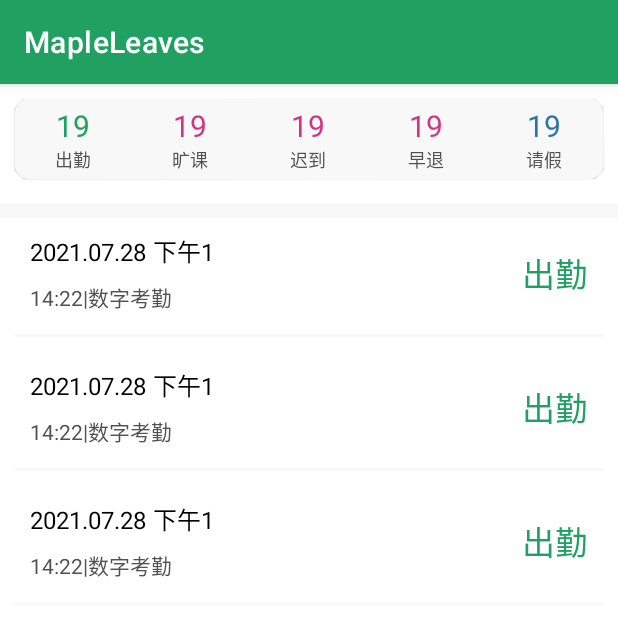
After one commit to snakefch/MapleLeaves, an Android app: the CheckWorkAttendanceActivity screen opened directly, with no data from a screen before it, on a phone screen of 412 x 824 dp, the top half of it. The commit adds this screen. Run offline under Robolectric (Android 15) with nearby library versions, the phone set to English and light mode, and no system bars.

Commit message:
添加考勤页面，优化其他页面
Signed-off-by: Bamboo <1472902174@qq.com>

```diff
--- /dev/null
+++ b/app/src/main/java/com/example/mapleleaves/logic/model/Check.kt
@@ -0,0 +1,3 @@
+package com.example.mapleleaves.logic.model
+
+class Check (val title:String)
--- /dev/null
+++ b/app/src/main/java/com/example/mapleleaves/ui/checkWorkAttendance/CheckListAdapter.kt
@@ -0,0 +1,28 @@
+package com.example.mapleleaves.ui.checkWorkAttendance
+
+import android.view.LayoutInflater
+import android.view.View
+import android.view.ViewGroup
+import androidx.recyclerview.widget.RecyclerView
+import com.example.mapleleaves.R
+import com.example.mapleleaves.logic.model.Check
+
+class CheckListAdapter(private val checkList:List<Check>) :
+    RecyclerView.Adapter<CheckListAdapter.ViewHolder>() {
+
+        inner class ViewHolder(view:View):RecyclerView.ViewHolder(view){
+
+        }
+
+    override fun onCreateViewHolder(parent: ViewGroup, viewType: Int): ViewHolder {
+        val view=LayoutInflater.from(parent.context).inflate(R.layout.check_item,parent,false)
+        val holder=ViewHolder(view)
+        return holder
+    }
+
+    override fun onBindViewHolder(holder: ViewHolder, position: Int) {
+
+    }
+
+    override fun getItemCount()=checkList.size
+}
--- /dev/null
+++ b/app/src/main/java/com/example/mapleleaves/ui/checkWorkAttendance/CheckViewModel.kt
@@ -0,0 +1,10 @@
+package com.example.mapleleaves.ui.checkWorkAttendance
+
+import androidx.lifecycle.ViewModel
+import com.example.mapleleaves.logic.model.Check
+
+class CheckViewModel:ViewModel() {
+
+    val checkList=ArrayList<Check>()
+
+}
--- /dev/null
+++ b/app/src/main/java/com/example/mapleleaves/ui/checkWorkAttendance/CheckWorkAttendanceActivity.kt
@@ -0,0 +1,45 @@
+package com.example.mapleleaves.ui.checkWorkAttendance
+
+import android.content.Context
+import android.content.Intent
+import androidx.appcompat.app.AppCompatActivity
+import android.os.Bundle
+import androidx.lifecycle.ViewModelProviders
+import androidx.recyclerview.widget.LinearLayoutManager
+import com.example.mapleleaves.R
+import com.example.mapleleaves.databinding.ActivityCheckWorkAttendanceBinding
+import com.example.mapleleaves.logic.model.Check
+
+class CheckWorkAttendanceActivity : AppCompatActivity() {
+
+    private val checkViewModel by lazy { ViewModelProviders.of(this).get(CheckViewModel::class.java) }
+
+    lateinit var binding: ActivityCheckWorkAttendanceBinding
+    lateinit var listAdapter: CheckListAdapter
+
+
+    override fun onCreate(savedInstanceState: Bundle?) {
+        super.onCreate(savedInstanceState)
+        //setContentView(R.layout.activity_check_work_attendance)
+        binding= ActivityCheckWorkAttendanceBinding.inflate(layoutInflater)
+        setContentView(binding.root)
+
+        val layoutManager=LinearLayoutManager(this)
+        binding.checkRecycleView.layoutManager=layoutManager
+        listAdapter= CheckListAdapter(checkViewModel.checkList)
+        binding.checkRecycleView.adapter=listAdapter
+        checkViewModel.checkList.add(Check("标题1"))
+        checkViewModel.checkList.add(Check("标题2"))
+        checkViewModel.checkList.add(Check("标题3"))
+        listAdapter.notifyDataSetChanged()
+
+    }
+
+    companion object{
+        fun startActivity(context: Context){
+            val intent=Intent(context,CheckWorkAttendanceActivity::class.java)
+            context.startActivity(intent)
+        }
+    }
+
+}
--- a/app/src/main/java/com/example/mapleleaves/ui/course/CourseActivity.kt
+++ b/app/src/main/java/com/example/mapleleaves/ui/course/CourseActivity.kt
@@ -6,11 +6,22 @@ import androidx.appcompat.app.AppCompatActivity
 import android.os.Bundle
 import com.example.mapleleaves.MainActivity
 import com.example.mapleleaves.R
+import com.example.mapleleaves.databinding.ActivityCheckWorkAttendanceBinding
+import com.example.mapleleaves.databinding.ActivityCourseBinding
+import com.example.mapleleaves.ui.checkWorkAttendance.CheckWorkAttendanceActivity
 
 class CourseActivity : AppCompatActivity() {
+
+    lateinit var binding: ActivityCourseBinding
+
     override fun onCreate(savedInstanceState: Bundle?) {
         super.onCreate(savedInstanceState)
-        setContentView(R.layout.activity_course)
+       // setContentView(R.layout.activity_course)
+        val binding=ActivityCourseBinding.inflate(layoutInflater)
+        setContentView(binding.root)
+        binding.checkWorkImage.setOnClickListener {
+            CheckWorkAttendanceActivity.startActivity(this)
+        }
     }
 
     companion object {
--- /dev/null
+++ b/app/src/main/res/layout/activity_check_work_attendance.xml
@@ -0,0 +1,157 @@
+<?xml version="1.0" encoding="utf-8"?>
+<androidx.constraintlayout.widget.ConstraintLayout xmlns:android="http://schemas.android.com/apk/res/android"
+    xmlns:app="http://schemas.android.com/apk/res-auto"
+    xmlns:tools="http://schemas.android.com/tools"
+    android:layout_width="match_parent"
+    android:layout_height="match_parent"
+    tools:context=".ui.checkWorkAttendance.CheckWorkAttendanceActivity">
+
+    <com.google.android.material.card.MaterialCardView
+        android:id="@+id/checkHeader"
+        android:layout_width="match_parent"
+        android:layout_height="wrap_content"
+        app:layout_constraintTop_toTopOf="parent"
+        app:layout_constraintStart_toStartOf="parent"
+        app:layout_constraintEnd_toEndOf="parent"
+        android:layout_margin="10dp"
+        android:elevation="10dp"
+        app:cardCornerRadius="10dp">
+
+
+        <LinearLayout
+            android:layout_width="match_parent"
+            android:layout_height="wrap_content"
+            android:background="@color/qianhui"
+            android:orientation="horizontal">
+
+            <LinearLayout
+                android:layout_width="0dp"
+                android:layout_height="wrap_content"
+                android:layout_weight="1"
+                android:padding="4dp"
+                android:orientation="vertical">
+                <TextView
+                    android:layout_width="wrap_content"
+                    android:layout_height="wrap_content"
+                    android:text="19"
+                    android:layout_gravity="center_horizontal"
+                    android:textColor="@color/theme"
+                    android:textSize="20sp"/>
+                <TextView
+                    android:layout_width="wrap_content"
+                    android:layout_height="wrap_content"
+                    android:text="出勤"
+                    android:layout_gravity="center_horizontal"
+                    android:textColor="@color/shenghui"
+                    android:textSize="12sp"/>
+            </LinearLayout>
+
+            <LinearLayout
+                android:layout_width="0dp"
+                android:layout_height="wrap_content"
+                android:layout_weight="1"
+                android:padding="4dp"
+                android:orientation="vertical">
+                <TextView
+                    android:layout_width="wrap_content"
+                    android:layout_height="wrap_content"
+                    android:text="19"
+                    android:layout_gravity="center_horizontal"
+                    android:textColor="@color/meiguihong"
+                    android:textSize="20sp"/>
+                <TextView
+                    android:layout_width="wrap_content"
+                    android:layout_height="wrap_content"
+                    android:text="旷课"
+                    android:layout_gravity="center_horizontal"
+                    android:textColor="@color/shenghui"
+                    android:textSize="12sp"/>
+            </LinearLayout>
+
+            <LinearLayout
+                android:layout_width="0dp"
+                android:layout_height="wrap_content"
+                android:layout_weight="1"
+                android:padding="4dp"
+                android:orientation="vertical">
+                <TextView
+                    android:layout_width="wrap_content"
+                    android:layout_height="wrap_content"
+                    android:text="19"
+                    android:layout_gravity="center_horizontal"
+                    android:textColor="@color/meiguihong"
+                    android:textSize="20sp"/>
+                <TextView
+                    android:layout_width="wrap_content"
+                    android:layout_height="wrap_content"
+                    android:text="迟到"
+                    android:layout_gravity="center_horizontal"
+                    android:textColor="@color/shenghui"
+                    android:textSize="12sp"/>
+            </LinearLayout>
+
+            <LinearLayout
+                android:layout_width="0dp"
+                android:layout_height="wrap_content"
+                android:layout_weight="1"
+                android:padding="4dp"
+                android:orientation="vertical">
+                <TextView
+                    android:layout_width="wrap_content"
+                    android:layout_height="wrap_content"
+                    android:text="19"
+                    android:layout_gravity="center_horizontal"
+                    android:textColor="@color/meiguihong"
+                    android:textSize="20sp"/>
+                <TextView
+                    android:layout_width="wrap_content"
+                    android:layout_height="wrap_content"
+                    android:text="早退"
+                    android:layout_gravity="center_horizontal"
+                    android:textColor="@color/shenghui"
+                    android:textSize="12sp"/>
+            </LinearLayout>
+
+            <LinearLayout
+                android:layout_width="0dp"
+                android:layout_height="wrap_content"
+                android:layout_weight="1"
+                android:padding="4dp"
+                android:orientation="vertical">
+                <TextView
+                    android:layout_width="wrap_content"
+                    android:layout_height="wrap_content"
+                    android:text="19"
+                    android:layout_gravity="center_horizontal"
+                    android:textColor="@color/pinlan"
+                    android:textSize="20sp"/>
+                <TextView
+                    android:layout_width="wrap_content"
+                    android:layout_height="wrap_content"
+                    android:text="请假"
+                    android:layout_gravity="center_horizontal"
+                    android:textColor="@color/shenghui"
+                    android:textSize="12sp"/>
+            </LinearLayout>
+
+        </LinearLayout>
+
+    </com.google.android.material.card.MaterialCardView>
+
+    <View
+        android:id="@+id/line1"
+        android:layout_width="match_parent"
+        android:layout_height="10dp"
+        android:layout_marginTop="16dp"
+        android:background="@color/qianhui"
+        app:layout_constraintTop_toBottomOf="@id/checkHeader"/>
+
+    <androidx.recyclerview.widget.RecyclerView
+        android:id="@+id/checkRecycleView"
+        app:layout_constraintTop_toBottomOf="@+id/line1"
+        app:layout_constraintStart_toStartOf="parent"
+        app:layout_constraintEnd_toEndOf="parent"
+        android:layout_width="match_parent"
+        android:layout_height="wrap_content"/>
+
+</androidx.constraintlayout.widget.ConstraintLayout>
--- a/app/src/main/res/layout/activity_course.xml
+++ b/app/src/main/res/layout/activity_course.xml
@@ -97,6 +97,8 @@
     <com.google.android.material.card.MaterialCardView
         android:layout_width="match_parent"
         android:layout_height="wrap_content"
+        android:elevation="10dp"
+        app:cardCornerRadius="24dp"
         app:layout_constraintTop_toBottomOf="@+id/courseHead"
         app:layout_constraintStart_toStartOf="parent"
         app:layout_constraintEnd_toEndOf="parent">
@@ -106,19 +108,29 @@
             android:layout_height="wrap_content"
             android:orientation="vertical">
 
-            <TextView
+            <LinearLayout
                 android:layout_width="wrap_content"
                 android:layout_height="wrap_content"
-                android:text="考勤"
-                android:background="@color/DarkGray"
-                android:textColor="@color/black"
-                android:textSize="22sp"/>
-            <TextView
-                android:layout_width="wrap_content"
-                android:layout_height="wrap_content"
-                android:text="课程介绍"
-                android:textColor="@color/black"
-                android:textSize="26sp"/>
+                android:padding="4dp"
+                android:layout_marginStart="10dp"
+                android:orientation="vertical">
+                <ImageView
+                    android:id="@+id/checkWorkImage"
+                    android:layout_width="52dp"
+                    android:layout_height="52dp"
+                    android:layout_gravity="center_horizontal"
+                    android:background="@drawable/check_work_attendance_cuilv"/>
+
+                <TextView
+                    android:layout_width="wrap_content"
+                    android:layout_height="wrap_content"
+                    android:layout_marginTop="6dp"
+                    android:layout_gravity="center_horizontal"
+                    android:text="考勤"
+                    android:textAlignment="center"
+                    android:textColor="@color/black"
+                    android:textSize="14sp" />
+            </LinearLayout>
 
         </LinearLayout>
 
--- /dev/null
+++ b/app/src/main/res/layout/check_item.xml
@@ -0,0 +1,54 @@
+<?xml version="1.0" encoding="utf-8"?>
+<androidx.constraintlayout.widget.ConstraintLayout xmlns:android="http://schemas.android.com/apk/res/android"
+    android:layout_width="match_parent"
+    android:layout_height="wrap_content"
+    android:padding="10dp"
+    xmlns:app="http://schemas.android.com/apk/res-auto"
+    android:elevation="10dp">
+
+    <TextView
+        android:id="@+id/checkTitle"
+        android:layout_width="wrap_content"
+        android:layout_height="wrap_content"
+        app:layout_constraintTop_toTopOf="parent"
+        app:layout_constraintStart_toStartOf="parent"
+        android:layout_marginStart="10dp"
+        android:text="2021.07.28 下午1"
+        android:textSize="16sp"
+        android:textColor="@color/black"/>
+
+    <TextView
+        android:id="@+id/checkTime"
+        android:layout_width="wrap_content"
+        android:layout_height="wrap_content"
+        android:layout_marginStart="10dp"
+        android:layout_marginTop="8dp"
+        app:layout_constraintTop_toBottomOf="@+id/checkTitle"
+        app:layout_constraintStart_toStartOf="parent"
+        app:layout_constraintBottom_toTopOf="@id/line1"
+        android:layout_marginBottom="14dp"
+        android:text="14:22|数字考勤"
+        android:textSize="14sp"
+        android:textColor="@color/shenghui"/>
+
+    <TextView
+        android:layout_width="wrap_content"
+        android:layout_height="wrap_content"
+        app:layout_constraintTop_toTopOf="@+id/checkTitle"
+        app:layout_constraintEnd_toEndOf="parent"
+        app:layout_constraintBottom_toBottomOf="@+id/checkTime"
+        android:layout_marginEnd="10dp"
+        android:text="出勤"
+        android:textSize="22sp"
+        android:textColor="@color/theme"/>
+
+    <View
+        android:id="@+id/line1"
+        android:layout_width="match_parent"
+        android:layout_height="2dp"
+        android:background="@color/qianhui"
+        app:layout_constraintStart_toStartOf="parent"
+        app:layout_constraintEnd_toEndOf="parent"
+        app:layout_constraintBottom_toBottomOf="parent"/>
+
+</androidx.constraintlayout.widget.ConstraintLayout>
--- a/app/src/main/res/values/colors.xml
+++ b/app/src/main/res/values/colors.xml
@@ -25,4 +25,11 @@
 
     <color name="theme">@color/cuilv</color>
     <color name="textViewColor">#000000</color>
+
+    <!-- 考勤数字颜色 -->
+    <color name="pinlan">#2B73AF</color>
+    <color name="shenghui">#515151</color>
+    <color name="meiguihong">#D2357D</color>
+    <color name="qianhui">#F8F8F8</color>
+
 </resources>
```
Also changed, not shown: app/src/main/AndroidManifest.xml (+8 -5 lines), app/src/main/res/drawable/check_work_attendance.png (added), app/src/main/res/drawable/check_work_attendance_cuilv.png (added), app/src/main/res/drawable/check_work_attendance_white.png (added).
